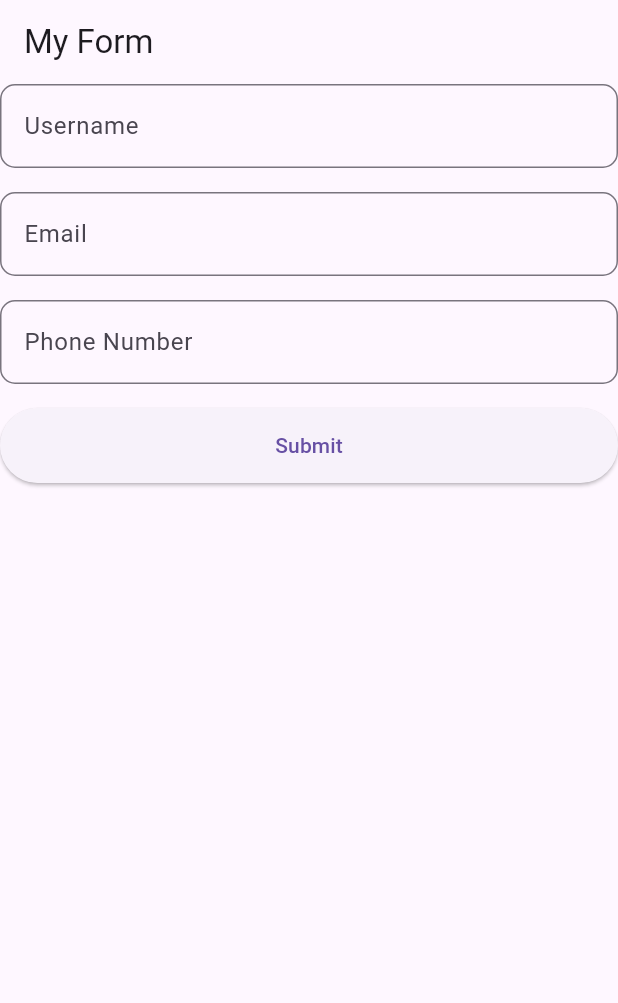
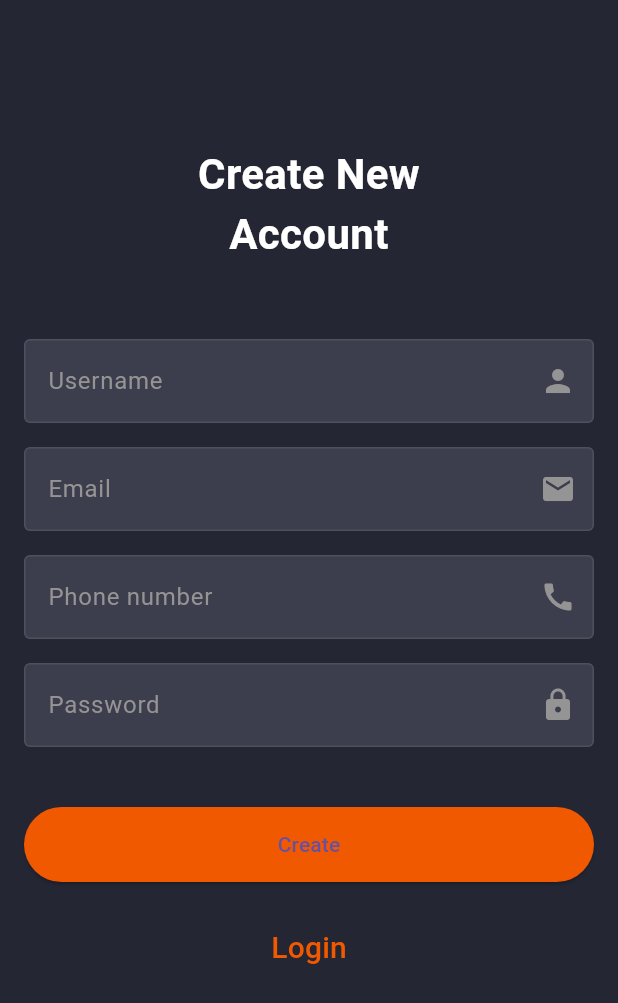
Before and after one commit to JoelDeAriovaldo/expense_tracker, a Flutter app: the screen it shows after launch, on a phone screen of 412 x 824 dp. Shown: the top 1003 px of the screen. Run offline on Flutter 3.47's test engine with Material 3 defaults, Android fonts, the phone set to English and light mode, and no system bars.

Commit message:
singn Up ui finished

```diff
--- a/lib/main.dart
+++ b/lib/main.dart
@@ -18,7 +18,7 @@ class MyApp extends StatelessWidget {
       //   useMaterial3: true,
       // ),
       debugShowCheckedModeBanner: false,
-      home: MyForm(),
+      home: SignUpView(),
     );
   }
 }
--- a/lib/sing_up.dart
+++ b/lib/sing_up.dart
@@ -1,50 +1,153 @@
 import 'package:flutter/material.dart';
+import 'package:flutter/widgets.dart';
 
-class MyForm extends StatelessWidget {
-  const MyForm({super.key});
+class SignUpView extends StatelessWidget {
+  SignUpView({super.key});
+
+  final GlobalKey<FormState> _formKey = GlobalKey<FormState>();
+
+  void _submitForm(BuildContext context) {
+    if (_formKey.currentState!.validate()) {
+      ScaffoldMessenger.of(context).showSnackBar(
+        const SnackBar(content: Text('Form Submitted successfully')),
+      );
+    }
+  }
+
+  String? _validateEmail(value) {
+    if (value!.isEmpty) {
+      return 'Please enter an email';
+    }
+    RegExp emailRegExp = RegExp(r'^[\w-\.]+@([\w-]+\.)+[\w-]{2,4}$');
+    if (!emailRegExp.hasMatch(value)) {
+      return 'Please enter a valid email';
+    }
+    return null;
+  }
+
+  String? _validatePhoneNumber(value) {
+    if (value!.isEmpty) {
+      return 'Please enter a phone number';
+    }
+    if (value.length != 9) {
+      return 'Please enter a 9-digit phone number';
+    }
+    return null;
+  }
+
+  String? _validatePassword(value) {
+    if (value!.isEmpty) {
+      return 'Please enter a password';
+    }
+    return null;
+  }
+
+  String? _validateUserName(value) {
+    if (value!.isEmpty) {
+      return 'Please enter a username';
+    }
+    return null;
+  }
 
   @override
   Widget build(BuildContext context) {
     return Scaffold(
-      appBar: AppBar(
-        title: Text('My Form'),
-      ),
-      body: Form(
+      backgroundColor: Color(0xFF252634),
+      body: Padding(
+        padding: const EdgeInsets.all(16.0),
+        child: Form(
+          key: _formKey,
           child: Column(
             children: [
+              SizedBox(height: 80.0),
+              SizedBox(
+                width: 250,
+                child: Text(
+                  'Create New Account',
+                  textAlign: TextAlign.center,
+                  style: TextStyle(
+                    color: Colors.white,
+                    fontSize: 28,
+                    fontWeight: FontWeight.bold,
+                  ),
+                ),
+              ),
+              SizedBox(height: 50.0),
               TextFormField(
-            decoration: InputDecoration(
-                labelText: 'Username',
-                border: OutlineInputBorder(
-                    borderRadius: BorderRadius.circular(10.0))),
-          ),
-          SizedBox(
-            height: 16.0,
-          ),
-          TextFormField(
-            decoration: InputDecoration(
-                labelText: 'Email',
-                border: OutlineInputBorder(
-                    borderRadius: BorderRadius.circular(10.0))),
+                style: TextStyle(color: Colors.white),
+                autovalidateMode: AutovalidateMode.onUserInteraction,
+                decoration: _buildInputDecoration('Username', Icons.person),
+                validator: _validateUserName,
               ),
               SizedBox(height: 16.0),
               TextFormField(
-            decoration: InputDecoration(
-                labelText: 'Phone Number',
-                border: OutlineInputBorder(
-                    borderRadius: BorderRadius.circular(10.0))),
+                keyboardType: TextInputType.emailAddress,
+                style: TextStyle(color: Colors.white),
+                autovalidateMode: AutovalidateMode.onUserInteraction,
+                decoration: _buildInputDecoration('Email', Icons.email),
+                validator: _validateEmail,
               ),
               SizedBox(height: 16.0),
-          Container(
+              TextFormField(
+                keyboardType: TextInputType.phone,
+                style: TextStyle(color: Colors.white),
+                autovalidateMode: AutovalidateMode.onUserInteraction,
+                decoration: _buildInputDecoration('Phone number', Icons.call),
+                validator: _validatePhoneNumber,
+              ),
+              SizedBox(height: 16.0),
+              TextFormField(
+                keyboardType: TextInputType.text,
+                obscureText: true,
+                style: TextStyle(color: Colors.white),
+                autovalidateMode: AutovalidateMode.onUserInteraction,
+                decoration: _buildInputDecoration('Password', Icons.lock),
+                validator: _validatePassword,
+              ),
+              SizedBox(height: 40.0),
+              SizedBox(
                 height: 50,
                 width: double.infinity,
                 child: ElevatedButton(
+                  style: ElevatedButton.styleFrom(
+                    backgroundColor: Color.fromARGB(255, 241, 89, 0),
+                  ),
+                  onPressed: () => _submitForm(context),
+                  child: Text('Create'),
+                ),
+              ),
+              SizedBox(height: 20.0),
+              TextButton(
                 onPressed: () {},
-              child: Text('Submit'),
+                child: Text(
+                  'Login',
+                  style: TextStyle(color: Color(0xFFF15900), fontSize: 20),
                 ),
               )
             ],
-      )),
+          ),
+        ),
+      ),
+    );
+  }
+
+  InputDecoration _buildInputDecoration(String label, IconData suffixIcon) {
+    return InputDecoration(
+      fillColor: Color(0xAA494A59),
+      enabledBorder: OutlineInputBorder(
+        borderSide: BorderSide(color: Color(0x35949494)),
+      ),
+      focusedBorder: OutlineInputBorder(
+        borderSide: BorderSide(color: Colors.white),
+      ),
+      filled: true,
+      labelStyle: TextStyle(color: Color(0xFF949494)),
+      labelText: label,
+      suffixIcon: Icon(
+        suffixIcon,
+        color: Color(0xFF949494),
+      ),
+      border: OutlineInputBorder(borderRadius: BorderRadius.circular(10.0)),
     );
   }
 }
```
Lines whose indentation alone changed are shown as unchanged.
